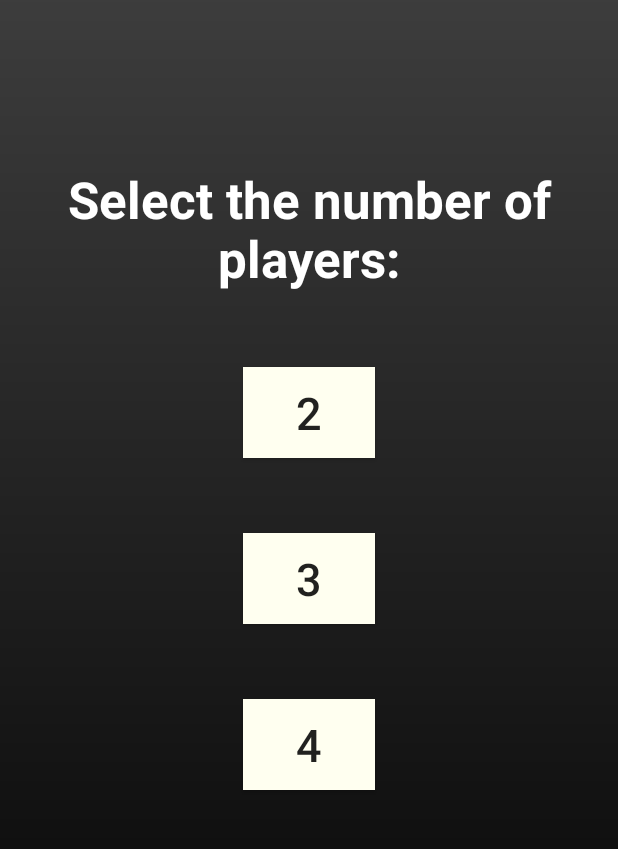
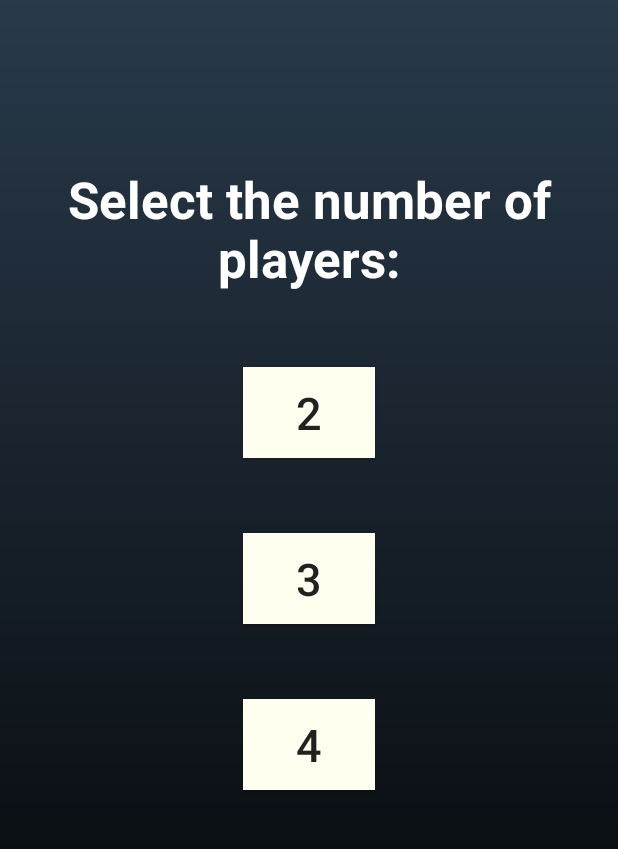
Before and after one commit to sach1n1/ARCape, an Android app: the Number screen opened directly, with no data from a screen before it, on a phone screen of 412 x 824 dp, the part 84-933 px from its top. Run offline under Robolectric (Android 15) with nearby library versions, the phone set to English and light mode, and no system bars.

Commit message:
Updated Onboard Background

```diff
--- a/app/src/main/res/drawable/onboard_bg.xml
+++ b/app/src/main/res/drawable/onboard_bg.xml
@@ -4,6 +4,6 @@
     <gradient
         android:type="linear"
         android:angle="270"
-        android:startColor="#414141"
+        android:startColor="#2c3e50"
         android:endColor="#000000"/>
 </shape>
```
